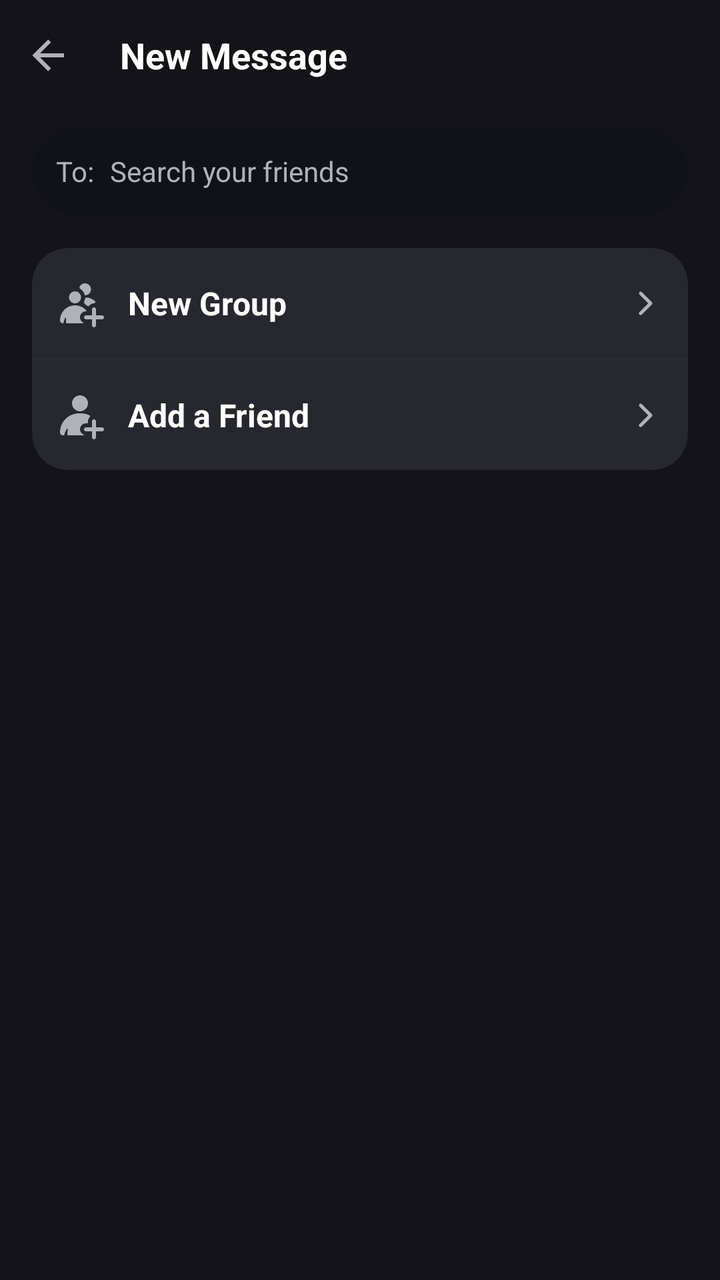
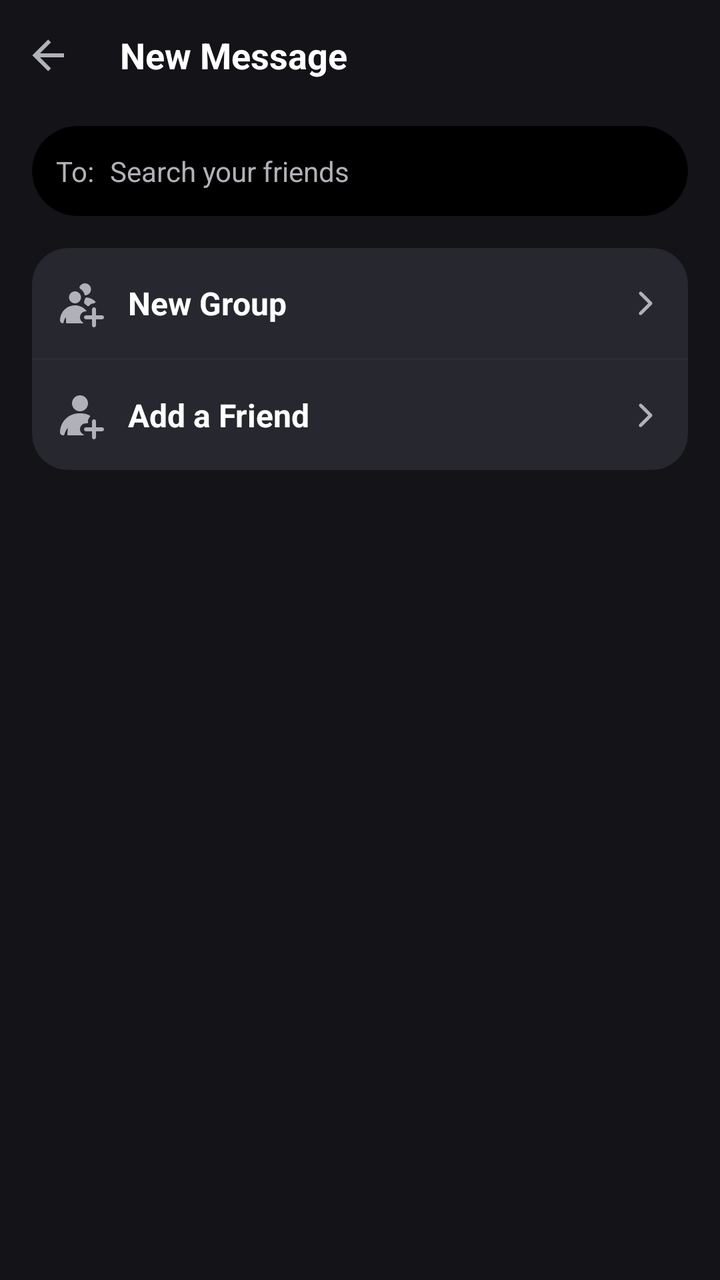

Compare the two renders of this Android layout. The source of the first and the diff that turns it into the second are given below.
<!-- AndroidManifest.xml: application theme Theme.Doscord -->
<!-- res/layout/activity_cr_new_chat.xml -->
<?xml version="1.0" encoding="utf-8"?>
<androidx.constraintlayout.widget.ConstraintLayout xmlns:android="http://schemas.android.com/apk/res/android"
    xmlns:app="http://schemas.android.com/apk/res-auto"
    xmlns:tools="http://schemas.android.com/tools"
    android:id="@+id/main"
    android:layout_width="match_parent"
    android:layout_height="match_parent"
    android:background="#131318"
    tools:context=".activities.chatroom.CrNewChatActivity">

    <androidx.constraintlayout.widget.ConstraintLayout
        android:id="@+id/constraintLayout3"
        android:layout_width="0dp"
        android:layout_height="55dp"
        app:layout_constraintEnd_toEndOf="parent"
        app:layout_constraintStart_toStartOf="parent"
        app:layout_constraintTop_toTopOf="parent">

        <ImageButton
            android:id="@+id/crNewChatBackBtn"
            android:layout_width="48dp"
            android:layout_height="48dp"
            android:background="@android:color/transparent"
            android:contentDescription="@string/back"
            android:onClick="finish"
            android:padding="12dp"
            android:scaleType="centerInside"
            app:srcCompat="@drawable/back_arrow"
            app:tint="@color/textGray"
            app:layout_constraintBottom_toBottomOf="parent"
            app:layout_constraintStart_toStartOf="parent"
            app:layout_constraintTop_toTopOf="parent" />

        <TextView
            android:id="@+id/crNewChatTitle"
            android:layout_width="wrap_content"
            android:layout_height="wrap_content"
            android:layout_marginStart="12dp"
            android:text="New Message"
            android:textColor="@color/white"
            android:textSize="18sp"
            android:textStyle="bold"
            app:layout_constraintBottom_toBottomOf="parent"
            app:layout_constraintStart_toEndOf="@id/crNewChatBackBtn"
            app:layout_constraintTop_toTopOf="parent" />
    </androidx.constraintlayout.widget.ConstraintLayout>

    <androidx.core.widget.NestedScrollView
        android:layout_width="match_parent"
        android:layout_height="0dp"
        android:fillViewport="true"
        app:layout_constraintBottom_toBottomOf="parent"
        app:layout_constraintTop_toBottomOf="@id/constraintLayout3">

        <LinearLayout
            android:layout_width="match_parent"
            android:layout_height="wrap_content"
            android:orientation="vertical">

            <com.google.android.material.card.MaterialCardView
                android:id="@+id/crNewChatSearchContainer"
                android:layout_width="match_parent"
                android:layout_height="45dp"
                android:layout_marginStart="16dp"
                android:layout_marginTop="8dp"
                android:layout_marginEnd="16dp"
                app:cardBackgroundColor="#111216"
                app:cardCornerRadius="25dp"
                app:cardElevation="0dp"
                app:strokeWidth="0dp">

                <androidx.constraintlayout.widget.ConstraintLayout
                    android:layout_width="match_parent"
                    android:layout_height="match_parent">

                    <TextView
                        android:id="@+id/crNewChatToLabel"
                        android:layout_width="wrap_content"
                        android:layout_height="wrap_content"
                        android:layout_marginStart="12dp"
                        android:text="To:"
                        android:textColor="@color/textGray"
                        android:textSize="14sp"
                        app:layout_constraintBottom_toBottomOf="parent"
                        app:layout_constraintStart_toStartOf="parent"
                        app:layout_constraintTop_toTopOf="parent" />

                    <EditText
                        android:id="@+id/crNewChatSearchEdit"
                        android:layout_width="0dp"
                        android:layout_height="match_parent"
                        android:layout_marginStart="8dp"
                        android:background="@android:color/transparent"
                        android:hint="Search your friends"
                        android:imeOptions="actionSearch"
                        android:inputType="text"
                        android:textColor="@color/white"
                        android:textColorHint="@color/textGray"
                        android:textSize="14sp"
                        app:layout_constraintEnd_toEndOf="parent"
                        app:layout_constraintStart_toEndOf="@id/crNewChatToLabel" />

                </androidx.constraintlayout.widget.ConstraintLayout>

            </com.google.android.material.card.MaterialCardView>

            <com.google.android.material.card.MaterialCardView
                android:id="@+id/crNewChatActionsContainer"
                android:layout_width="match_parent"
                android:layout_height="wrap_content"
                android:layout_marginStart="16dp"
                android:layout_marginTop="16dp"
                android:layout_marginEnd="16dp"
                app:cardBackgroundColor="#26272f"
                app:cardCornerRadius="18dp"
                app:cardElevation="0dp"
                app:strokeWidth="0dp">

                <androidx.constraintlayout.widget.ConstraintLayout
                    android:layout_width="match_parent"
                    android:layout_height="wrap_content">

                    <androidx.constraintlayout.widget.ConstraintLayout
                        android:id="@+id/crNewChatGroupBtn"
                        android:layout_width="match_parent"
                        android:layout_height="55dp"
                        android:clickable="true"
                        android:focusable="true"
                        android:onClick="createGroup"
                        app:layout_constraintTop_toTopOf="parent">

                        <ImageView
                            android:id="@+id/crNewChatGroupIcon"
                            android:layout_width="24dp"
                            android:layout_height="24dp"
                            android:layout_marginStart="12dp"
                            android:src="@drawable/addtogroup"
                            app:layout_constraintBottom_toBottomOf="parent"
                            app:layout_constraintStart_toStartOf="parent"
                            app:layout_constraintTop_toTopOf="parent"
                            app:tint="@color/textGray" />

                        <TextView
                            android:layout_width="wrap_content"
                            android:layout_height="wrap_content"
                            android:layout_marginStart="12dp"
                            android:text="New Group"
                            android:textColor="@color/white"
                            android:textSize="16sp"
                            android:textStyle="bold"
                            app:layout_constraintBottom_toBottomOf="parent"
                            app:layout_constraintStart_toEndOf="@id/crNewChatGroupIcon"
                            app:layout_constraintTop_toTopOf="parent" />

                        <ImageView
                            android:layout_width="20dp"
                            android:layout_height="20dp"
                            android:layout_marginEnd="12dp"
                            android:src="@drawable/right_arrow"
                            app:layout_constraintBottom_toBottomOf="parent"
                            app:layout_constraintEnd_toEndOf="parent"
                            app:layout_constraintTop_toTopOf="parent"
                            app:tint="@color/textGray" />

                    </androidx.constraintlayout.widget.ConstraintLayout>

                    <View
                        android:id="@+id/crNewChatActionDivider"
                        android:layout_width="match_parent"
                        android:layout_height="1dp"
                        android:background="#2c2d33"
                        app:layout_constraintTop_toBottomOf="@id/crNewChatGroupBtn" />

                    <androidx.constraintlayout.widget.ConstraintLayout
                        android:id="@+id/crNewChatAddFriendBtn"
                        android:layout_width="match_parent"
                        android:layout_height="55dp"
                        android:clickable="true"
                        android:focusable="true"
                        android:onClick="addFriend"
                        app:layout_constraintTop_toBottomOf="@id/crNewChatActionDivider">

                        <ImageView
                            android:id="@+id/crNewChatAddFriendIcon"
                            android:layout_width="24dp"
                            android:layout_height="24dp"
                            android:layout_marginStart="12dp"
                            android:src="@drawable/add_friend"
                            app:layout_constraintBottom_toBottomOf="parent"
                            app:layout_constraintStart_toStartOf="parent"
                            app:layout_constraintTop_toTopOf="parent"
                            app:tint="@color/textGray" />

                        <TextView
                            android:layout_width="wrap_content"
                            android:layout_height="wrap_content"
                            android:layout_marginStart="12dp"
                            android:text="Add a Friend"
                            android:textColor="@color/white"
                            android:textSize="16sp"
                            android:textStyle="bold"
                            app:layout_constraintBottom_toBottomOf="parent"
                            app:layout_constraintStart_toEndOf="@id/crNewChatAddFriendIcon"
                            app:layout_constraintTop_toTopOf="parent" />

                        <ImageView
                            android:layout_width="20dp"
                            android:layout_height="20dp"
                            android:layout_marginEnd="12dp"
                            android:src="@drawable/right_arrow"
                            app:layout_constraintBottom_toBottomOf="parent"
                            app:layout_constraintEnd_toEndOf="parent"
                            app:layout_constraintTop_toTopOf="parent"
                            app:tint="@color/textGray" />

                    </androidx.constraintlayout.widget.ConstraintLayout>

                </androidx.constraintlayout.widget.ConstraintLayout>

            </com.google.android.material.card.MaterialCardView>

            <androidx.recyclerview.widget.RecyclerView
                android:id="@+id/crNewChatRecyclerView"
                android:layout_width="match_parent"
                android:layout_height="wrap_content"
                android:layout_marginTop="8dp"
                android:nestedScrollingEnabled="false"
                tools:listitem="@layout/item_friend" />

        </LinearLayout>
    </androidx.core.widget.NestedScrollView>

</androidx.constraintlayout.widget.ConstraintLayout>
<!-- res/layout/item_friend.xml (included above) -->
<?xml version="1.0" encoding="utf-8"?>
<com.google.android.material.card.MaterialCardView xmlns:android="http://schemas.android.com/apk/res/android"
    xmlns:app="http://schemas.android.com/apk/res-auto"
    android:id="@+id/itemFriendCard"
    android:layout_width="match_parent"
    android:layout_height="wrap_content"
    android:layout_marginStart="16dp"
    android:layout_marginEnd="16dp"
    android:layout_marginBottom="12dp"
    app:cardBackgroundColor="#26272f"
    app:cardCornerRadius="18dp"
    app:cardElevation="0dp"
    app:strokeWidth="0dp">

    <LinearLayout
        android:id="@+id/itemFriendGroupContainer"
        android:layout_width="match_parent"
        android:layout_height="wrap_content"
        android:orientation="vertical" />

</com.google.android.material.card.MaterialCardView>
<!-- resources referenced by this layout -->
<resources>
  <color name="textGray">#b1b2b8</color>
  <color name="white">#FFFFFFFF</color>
  <!-- drawable add_friend: vector/xml drawable (drawable, 2126 chars, omitted) -->
  <!-- drawable addtogroup: vector/xml drawable (drawable, 2954 chars, omitted) -->
  <!-- drawable back_arrow (drawable) -->
  <vector xmlns:android="http://schemas.android.com/apk/res/android"
      android:width="80dp"
      android:height="80dp"
      android:viewportWidth="80"
      android:viewportHeight="80">
    <path
        android:pathData="M66.667,36.667V43.333L26.667,43.333L45,61.667L40.267,66.4L13.867,40L40.267,13.6L45,18.333L26.667,36.667L66.667,36.667Z"
        android:fillColor="#ABABAB"/>
  </vector>
  <!-- drawable right_arrow (drawable) -->
  <vector xmlns:android="http://schemas.android.com/apk/res/android"
      android:width="80dp"
      android:height="80dp"
      android:viewportWidth="80"
      android:viewportHeight="80">
    <path
        android:pathData="M31,17.667C30.389,18.29 30.047,19.128 30.047,20C30.047,20.872 30.389,21.71 31,22.333L48.633,40L30.967,57.667C30.62,57.968 30.339,58.338 30.142,58.753C29.945,59.168 29.836,59.619 29.822,60.078C29.808,60.537 29.888,60.994 30.059,61.421C30.229,61.847 30.486,62.234 30.813,62.556C31.14,62.879 31.531,63.13 31.959,63.294C32.388,63.459 32.847,63.533 33.305,63.512C33.764,63.491 34.214,63.376 34.626,63.173C35.038,62.97 35.404,62.684 35.7,62.333L55.7,42.333C56.311,41.71 56.653,40.873 56.653,40C56.653,39.127 56.311,38.29 55.7,37.667L35.7,17.667C35.39,17.354 35.021,17.106 34.615,16.937C34.209,16.768 33.773,16.681 33.333,16.681C32.893,16.681 32.458,16.768 32.051,16.937C31.645,17.106 31.277,17.354 30.967,17.667H31Z"
        android:fillColor="#ABABAB"/>
  </vector>
  <string name="back">Back</string>
  <style name="Theme.Doscord" parent="Base.Theme.Doscord" />
  <style name="Base.Theme.Doscord" parent="Theme.Material3.DayNight.NoActionBar">
          
          
          <item name="colorOnSurface">#FFFFFF</item>
          <item name="android:textColorPrimary">#FFFFFF</item>
          <item name="android:datePickerDialogTheme">@style/MyDatePickerStyle</item>
      </style>
  <style name="MyDatePickerStyle" parent="Theme.AppCompat.Light.Dialog">
          <item name="colorAccent">@color/purple_500</item>
          <item name="android:windowBackground">@android:color/black</item>
          <item name="android:textColorPrimary">@android:color/white</item>
          <item name="android:textColorSecondary">@android:color/darker_gray</item>
      </style>
  <color name="purple_500">#6200EE</color>
</resources>

<!-- the commit's change to res/layout/activity_cr_new_chat.xml (unified diff, before → after) -->
@@ -64,7 +64,7 @@
                 android:layout_marginStart="16dp"
                 android:layout_marginTop="8dp"
                 android:layout_marginEnd="16dp"
-                app:cardBackgroundColor="#111216"
+                app:cardBackgroundColor="@color/black"
                 app:cardCornerRadius="25dp"
                 app:cardElevation="0dp"
                 app:strokeWidth="0dp">
<!-- resource entries referenced after the edit -->
@@ -1,5 +1,6 @@
 <!-- resources referenced by this layout -->
 <resources>
+  <color name="black">#000</color>
   <color name="textGray">#b1b2b8</color>
   <color name="white">#FFFFFFFF</color>
   <!-- drawable add_friend: vector/xml drawable (drawable, 2126 chars, omitted) -->
